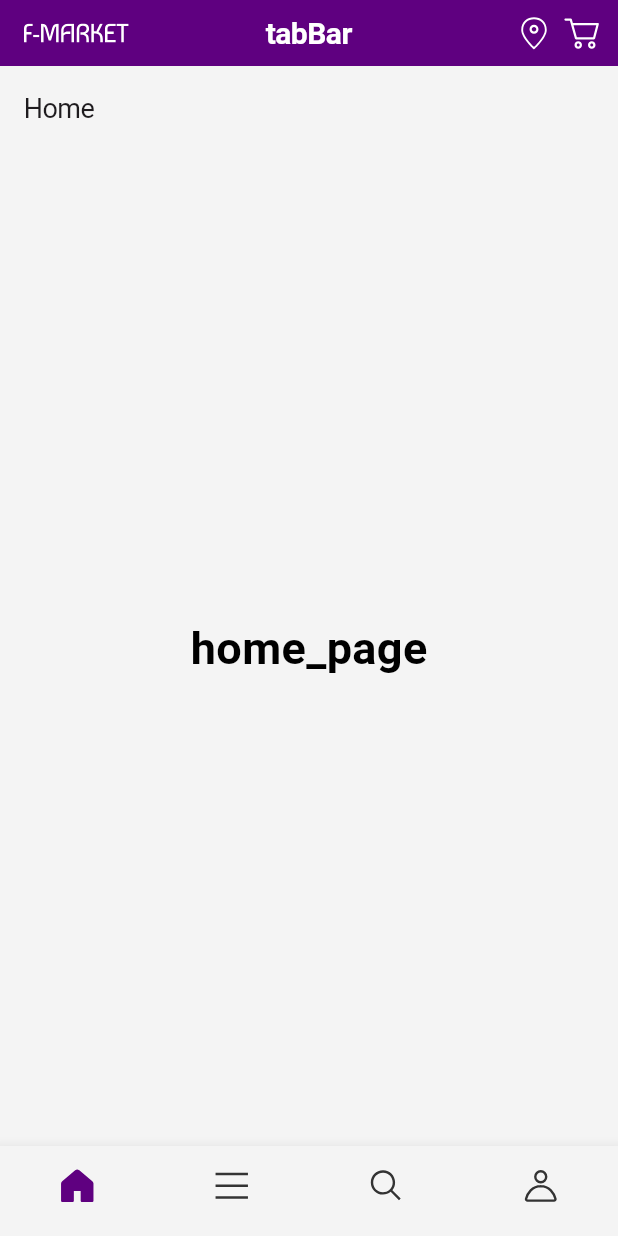
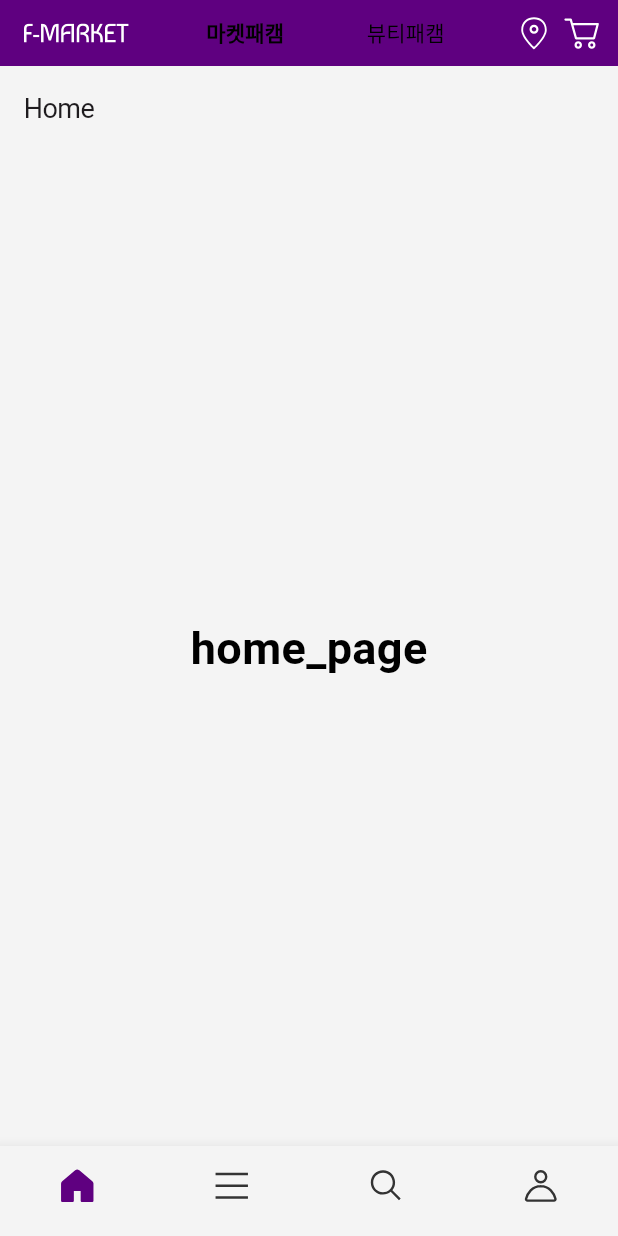
Before and after one commit to rrilla/Study-Flutter-E_commerce, a Flutter app: the screen it shows after launch, on a phone screen of 412 x 824 dp. Run offline on Flutter 3.47's test engine with Material 3 defaults, Android fonts, the phone set to English and light mode, and no system bars; our stand-ins replace flutter_bloc, flutter_svg, go_router; Roboto replaces fonts that are missing (Pretendard).

Commit message:
feat: 메인 구조 개발
- AppBar Cubit 개발.

```diff
--- a/lib/presentation/main/component/top_app_bar/default_app_bar.dart
+++ b/lib/presentation/main/component/top_app_bar/default_app_bar.dart
@@ -1,6 +1,9 @@
 import 'package:flutter/material.dart';
+import 'package:flutter_bloc/flutter_bloc.dart';
 
+import '../../../../core/theme/custom/custom_theme.dart';
 import '../../cubit/bottom_nav_cubit.dart';
+import '../../cubit/mall_type_cubit.dart';
 
 class DefaultAppBar extends StatelessWidget {
   const DefaultAppBar({super.key, required this.bottomNav});
@@ -11,10 +14,12 @@ class DefaultAppBar extends StatelessWidget {
   Widget build(BuildContext context) {
     final theme = Theme.of(context).colorScheme;
 
+    return BlocBuilder<MallTypeCubit, MallType>(
+      builder: (context, state) {
         return PreferredSize(
           preferredSize: Size.fromHeight(44),
           child: Container(
-        color: theme.primary,
+            color: state.isMarket? theme.primary : theme.background,
             child: Padding(
               padding: EdgeInsets.symmetric(vertical: 6, horizontal: 8),
               child: AppBar(
@@ -22,10 +27,8 @@ class DefaultAppBar extends StatelessWidget {
                 centerTitle: true,
                 title: Text(
                   bottomNav.toName,
-              style: TextStyle(
-                fontWeight: FontWeight.bold,
-                fontSize: 20,
-                color: Colors.white,
+                  style: Theme.of(context).textTheme.headlineSmall?.copyWith(
+                    color: state.isMarket? theme.background : theme.contentPrimary,
                   ),
                 ),
               ),
@@ -33,4 +36,6 @@ class DefaultAppBar extends StatelessWidget {
           ),
         );
       }
+    );
   }
+}
--- a/lib/presentation/main/component/top_app_bar/home_app_bar.dart
+++ b/lib/presentation/main/component/top_app_bar/home_app_bar.dart
@@ -1,7 +1,10 @@
 import 'package:flutter/material.dart';
+import 'package:flutter_bloc/flutter_bloc.dart';
 import 'package:flutter_svg/flutter_svg.dart';
 
 import '../../../../core/theme/constant/app_icons.dart';
+import '../../../../core/theme/custom/custom_theme.dart';
+import '../../cubit/mall_type_cubit.dart';
 
 class HomeAppBar extends StatelessWidget {
   const HomeAppBar({super.key});
@@ -10,46 +13,69 @@ class HomeAppBar extends StatelessWidget {
   Widget build(BuildContext context) {
     final theme = Theme.of(context).colorScheme;
 
-    return Container(
-      color: theme.primary,
+    return BlocBuilder<MallTypeCubit, MallType>(
+      builder: (context, state) {
+        return AnimatedContainer(
+          duration: const Duration(milliseconds: 400),
+          color: (state.isMarket) ? theme.primary : theme.background,
           child: Padding(
             padding: EdgeInsets.symmetric(vertical: 6, horizontal: 8),
             child: AppBar(
               backgroundColor: Colors.transparent,
               centerTitle: true,
-          title: Text(
-            'tabBar',
-            style: TextStyle(
-              fontWeight: FontWeight.bold,
-              fontSize: 20,
-              color: Colors.white,
+              title: DefaultTabController(
+                length: MallType.values.length,
+                child: TabBar(
+                  onTap: (index) =>
+                      context.read<MallTypeCubit>().changeIndex(index),
+                  labelColor: Colors.black,
+                  unselectedLabelColor: Colors.black,
+                  tabs: List.generate(
+                    MallType.values.length,
+                    (index) => Tab(
+                      text: MallType.values[index].toName,
+                    ),
+                  ),
                 ),
               ),
               leadingWidth: 86,
               leading: Padding(
                 padding: EdgeInsets.all(8.0),
-            child: SvgPicture.asset(AppIcons.mainLogo),
+                child: SvgPicture.asset(
+                  AppIcons.mainLogo,
+                  colorFilter: ColorFilter.mode(
+                      state.isMarket ? theme.onPrimary : theme.primary,
+                      BlendMode.srcIn),
+                ),
               ),
               actions: [
                 Padding(
                   padding: EdgeInsets.all(4.0),
                   child: SvgPicture.asset(
                     AppIcons.location,
-                colorFilter:
-                    ColorFilter.mode(theme.background, BlendMode.srcIn),
+                    colorFilter: ColorFilter.mode(
+                        state.isMarket
+                            ? theme.background
+                            : theme.contentPrimary,
+                        BlendMode.srcIn),
                   ),
                 ),
                 Padding(
                   padding: EdgeInsets.all(4.0),
                   child: SvgPicture.asset(
                     AppIcons.cart,
-                colorFilter:
-                    ColorFilter.mode(theme.background, BlendMode.srcIn),
+                    colorFilter: ColorFilter.mode(
+                        state.isMarket
+                            ? theme.background
+                            : theme.contentPrimary,
+                        BlendMode.srcIn),
                   ),
                 ),
               ],
             ),
           ),
         );
+      },
+    );
   }
 }
--- /dev/null
+++ b/lib/presentation/main/cubit/mall_type_cubit.dart
@@ -0,0 +1,23 @@
+import 'package:flutter_bloc/flutter_bloc.dart';
+
+enum MallType { market, beauty }
+
+class MallTypeCubit extends Cubit<MallType> {
+  MallTypeCubit() : super(MallType.market);
+
+  void changeIndex(int index) => emit(MallType.values[index]);
+}
+
+extension MallTypeX on MallType {
+  String get toName {
+    switch (this) {
+      case MallType.market:
+        return "마켓패캠";
+      case MallType.beauty:
+        return '뷰티패캠';
+    }
+  }
+
+  bool get isMarket => this == MallType.market;
+  bool get isBeauty => this == MallType.beauty;
+}
--- a/lib/presentation/main/main_screen.dart
+++ b/lib/presentation/main/main_screen.dart
@@ -8,14 +8,18 @@ import '../pages/search/search_page.dart';
 import '../pages/user/user_page.dart';
 import 'component/top_app_bar/top_app_bar.dart';
 import 'cubit/bottom_nav_cubit.dart';
+import 'cubit/mall_type_cubit.dart';
 
 class MainScreen extends StatelessWidget {
   const MainScreen({super.key});
 
   @override
   Widget build(BuildContext context) {
-    return BlocProvider(
-      create: (_) => BottomNavCubit(),
+    return MultiBlocProvider(
+      providers: [
+        BlocProvider(create: (_) => BottomNavCubit()),
+        BlocProvider(create: (_) => MallTypeCubit())
+      ],
       child: const MainScreenView(),
     );
   }
```
Lines whose indentation alone changed are shown as unchanged.
